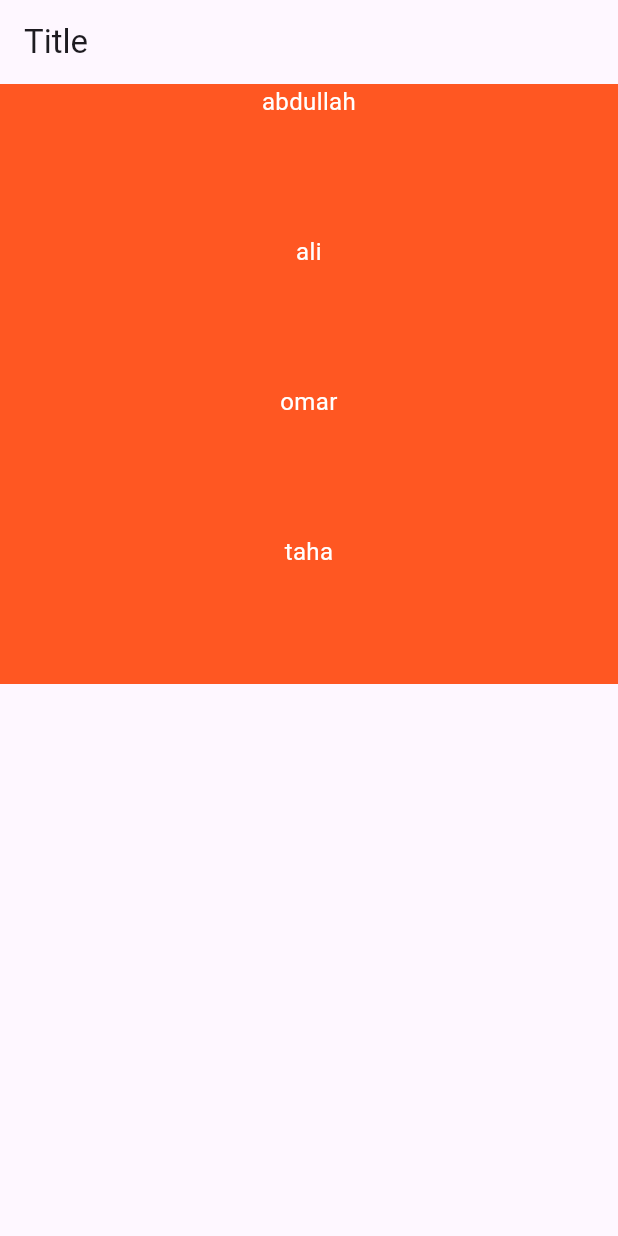
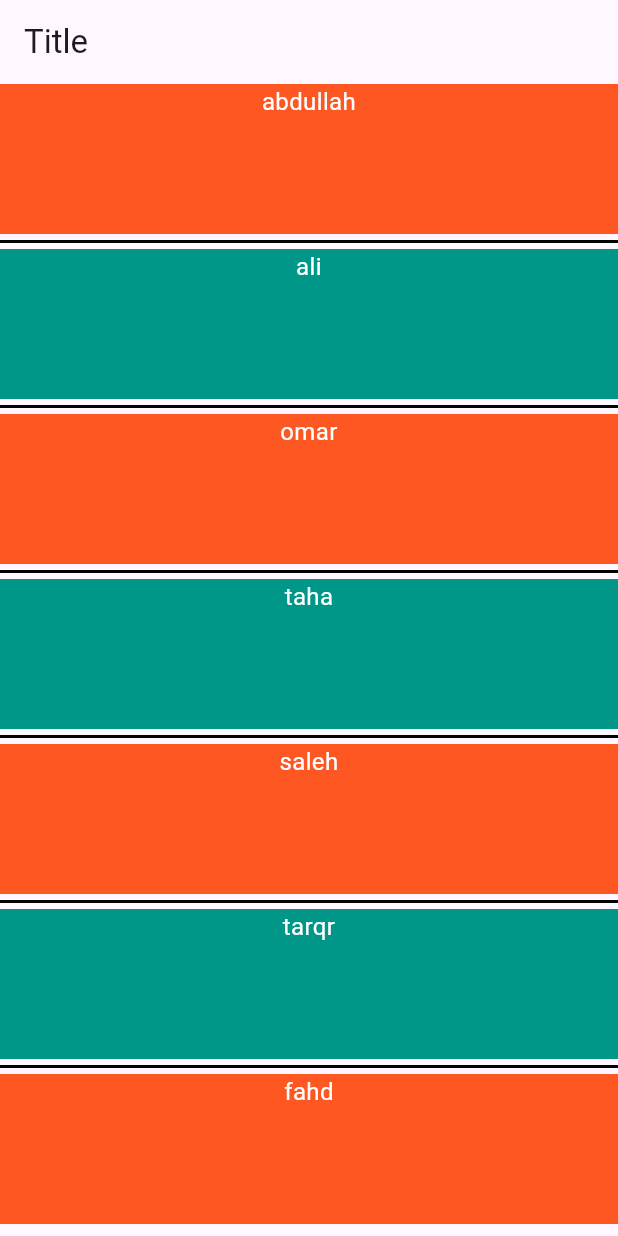
Before and after one commit to aos092/my-private-applications, a Flutter app: the screen it shows after launch, on a phone screen of 412 x 824 dp. Run offline on Flutter 3.47's test engine with Material 3 defaults, Android fonts, the phone set to English and light mode, and no system bars.

Commit message:
use it separated and divider

```diff
--- a/lib/main.dart
+++ b/lib/main.dart
@@ -6,7 +6,7 @@ void main() {
 
 class MyApp extends StatelessWidget {
    MyApp({super.key});
-   List employee =[
+  final List employee =[
      {"name" : "abdullah" ,"age" : 26 , "lastname" : "subih" ,} ,
      {"name" : "ali" , "age" : 24 , "lastname" : "abo salem" ,} ,
      {"name" : "omar" , "age" : 49 , "lastname" : "sabeeh" ,} ,
@@ -21,13 +21,16 @@ class MyApp extends StatelessWidget {
     home: Scaffold(
         appBar: AppBar(title: const Text("Title")),
         body: Container(
-          height: 400,
-          child: ListView.builder(
+          // height: 400,
+          child: ListView.separated(
+            separatorBuilder:(context,i){
+              return Divider(color: Colors.black, height: 10,thickness: 2.0,);
+            } ,
             itemCount: employee.length,
             itemBuilder: (context,i){
               return Container(
                 height: 100,
-                color: Colors.deepOrange,
+                color:i.isEven ?Colors.deepOrange : Colors.teal,
                 child: Text(employee[i]['name'],
                 textAlign: TextAlign.center,
                 style: TextStyle(fontSize: 16 ,color: Colors.white),));
```
